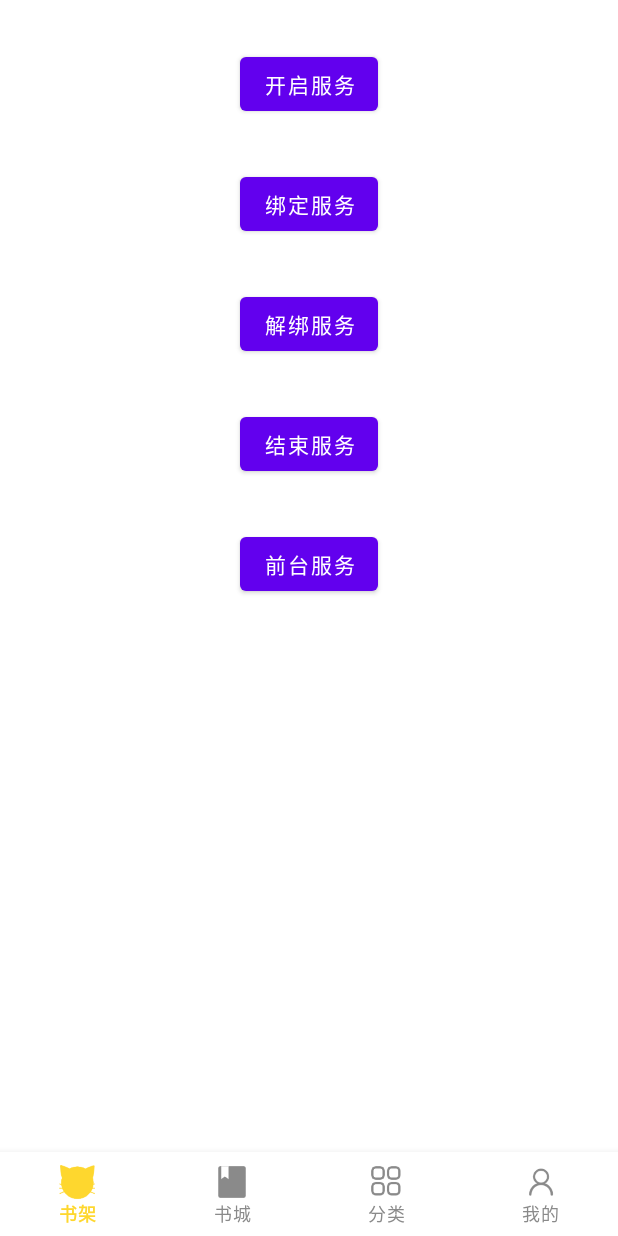
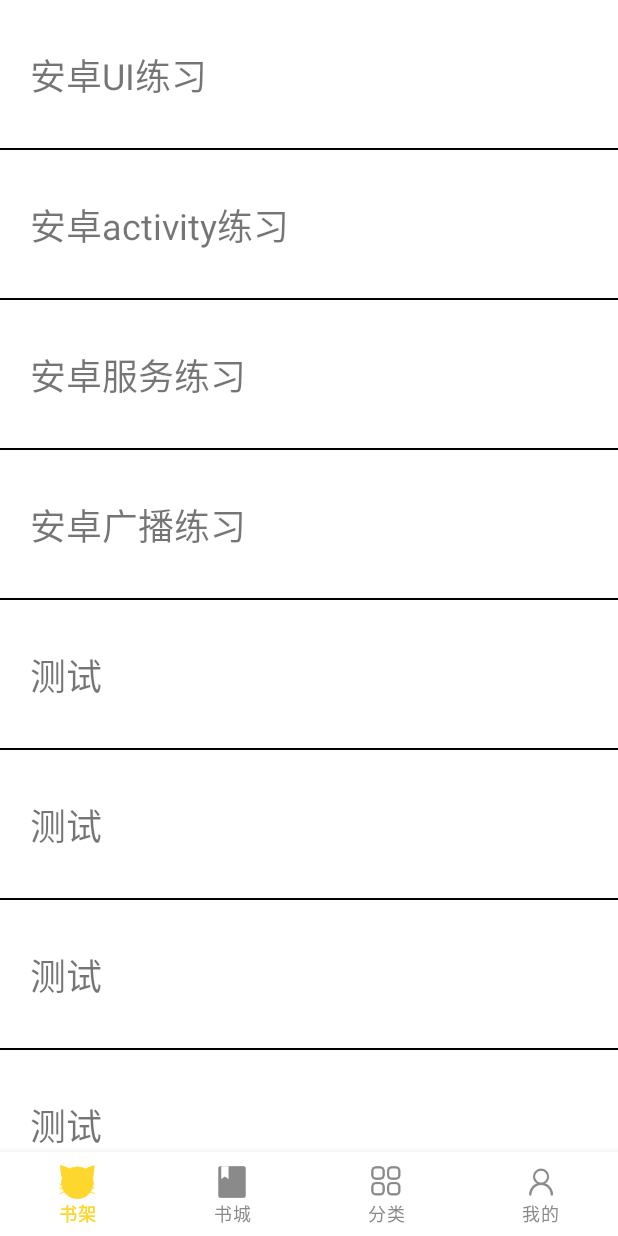
Before and after one commit to jnuwxc/kmTest, an Android app: the screen it shows after launch (MainActivity), on a phone screen of 412 x 824 dp. Run offline under Robolectric (Android 15) with nearby library versions, the phone set to English and light mode, and no system bars.

Commit message:
模块分开，安卓广播学习

```diff
--- a/app/src/main/java/com/example/kmtest/BookSelfFragment.java
+++ b/app/src/main/java/com/example/kmtest/BookSelfFragment.java
@@ -13,14 +13,20 @@ import android.view.LayoutInflater;
 import android.view.View;
 import android.view.ViewGroup;
 import android.widget.Button;
+import android.widget.LinearLayout;
 
 import androidx.annotation.NonNull;
 import androidx.annotation.Nullable;
 import androidx.fragment.app.Fragment;
+import androidx.recyclerview.widget.LinearLayoutManager;
+import androidx.recyclerview.widget.RecyclerView;
+
+import java.util.ArrayList;
 
 public class BookSelfFragment extends Fragment {
 
     private MyService.DownloadBinder downloadBinder;
+    private ArrayList<String> itemNames = new ArrayList<>();
 
     @Nullable
     @Override
@@ -28,47 +34,71 @@ public class BookSelfFragment extends Fragment {
         View view = getLayoutInflater().inflate(R.layout.fragment_book_shelf, container, false);
         Activity activity = getActivity();
 
-        Button startServiceBtn = view.findViewById(R.id.startService);
-        Button bindServiceBtn = view.findViewById(R.id.bindService);
-        Button unbindServiceBtn = view.findViewById(R.id.unBindService);
-        Button stopServiceBtn = view.findViewById(R.id.stopService);
-        Button foregroundBtn = view.findViewById(R.id.foregroundService);
+        initItemNames();
+        RecyclerView.LayoutManager layoutManager = new LinearLayoutManager(activity);
+        RecyclerView recyclerView = view.findViewById(R.id.bookShelfRecyclerView);
+        recyclerView.setLayoutManager(layoutManager);
+        recyclerView.setAdapter(new BookShelfAdapter(itemNames));
 
-        Connection connection = new Connection();
-
-        startServiceBtn.setOnClickListener(v -> {
-            Intent intent = new Intent(activity, MyService.class);
-            activity.startService(intent);
-        });
-        bindServiceBtn.setOnClickListener(v -> {
-            Intent intent = new Intent(activity, MyService.class);
-            activity.bindService(intent, connection, Context.BIND_AUTO_CREATE);
-        });
-        unbindServiceBtn.setOnClickListener(v -> {
-            getContext().unbindService(connection);
-        });
-        stopServiceBtn.setOnClickListener(v -> {
-            Intent intent = new Intent(getContext(), MyService.class);
-            getContext().stopService(intent);
-        });
-        foregroundBtn.setOnClickListener(v -> {
-
-        });
+//        Button startServiceBtn = view.findViewById(R.id.startService);
+//        Button bindServiceBtn = view.findViewById(R.id.bindService);
+//        Button unbindServiceBtn = view.findViewById(R.id.unBindService);
+//        Button stopServiceBtn = view.findViewById(R.id.stopService);
+//        Button foregroundBtn = view.findViewById(R.id.foregroundService);
+//
+//        Connection connection = new Connection();
+//
+//        startServiceBtn.setOnClickListener(v -> {
+//            Intent intent = new Intent(activity, MyService.class);
+//            activity.startService(intent);
+//        });
+//        bindServiceBtn.setOnClickListener(v -> {
+//            Intent intent = new Intent(activity, MyService.class);
+//            activity.bindService(intent, connection, Context.BIND_AUTO_CREATE);
+//        });
+//        unbindServiceBtn.setOnClickListener(v -> {
+//            getContext().unbindService(connection);
+//        });
+//        stopServiceBtn.setOnClickListener(v -> {
+//            Intent intent = new Intent(getContext(), MyService.class);
+//            getContext().stopService(intent);
+//        });
+//        foregroundBtn.setOnClickListener(v -> {
+//
+//        });
         return view;
     }
 
-    class Connection implements ServiceConnection {
+//    class Connection implements ServiceConnection {
+//
+//        @Override
+//        public void onServiceConnected(ComponentName name, IBinder service) {
+//            downloadBinder = (MyService.DownloadBinder) service;
+//            downloadBinder.startDownload();
+//            downloadBinder.getProgress();
+//        }
+//
+//        @Override
+//        public void onServiceDisconnected(ComponentName name) {
+//
+//        }
+//    }
 
-        @Override
-        public void onServiceConnected(ComponentName name, IBinder service) {
-            downloadBinder = (MyService.DownloadBinder) service;
-            downloadBinder.startDownload();
-            downloadBinder.getProgress();
-        }
-
-        @Override
-        public void onServiceDisconnected(ComponentName name) {
-
-        }
+    private void initItemNames() {
+        itemNames.add("安卓UI练习");
+        itemNames.add("安卓activity练习");
+        itemNames.add("安卓服务练习");
+        itemNames.add("安卓广播练习");
+        itemNames.add("测试");
+        itemNames.add("测试");
+        itemNames.add("测试");
+        itemNames.add("测试");
+        itemNames.add("测试");
+        itemNames.add("测试");
+        itemNames.add("测试");
+        itemNames.add("测试");
+        itemNames.add("测试");
+        itemNames.add("测试");
+        itemNames.add("测试");
     }
 }
--- /dev/null
+++ b/app/src/main/java/com/example/kmtest/BookShelfAdapter.java
@@ -0,0 +1,67 @@
+package com.example.kmtest;
+
+import android.content.Intent;
+import android.util.Log;
+import android.view.LayoutInflater;
+import android.view.View;
+import android.view.ViewGroup;
+import android.widget.TextView;
+import androidx.annotation.NonNull;
+import androidx.recyclerview.widget.RecyclerView;
+
+import com.example.kmtest.components.BroadcastActivity;
+
+import java.util.ArrayList;
+
+public class BookShelfAdapter extends RecyclerView.Adapter<BookShelfAdapter.ViewHolder> {
+
+    private static final String TAG = "BookShelfAdapter";
+    private ArrayList<String> itemNames;
+
+    public BookShelfAdapter(ArrayList<String> itemNames) {
+        this.itemNames = itemNames;
+    }
+
+    @NonNull
+    @Override
+    public ViewHolder onCreateViewHolder(@NonNull ViewGroup parent, int viewType) {
+        View view = LayoutInflater.from(parent.getContext()).inflate(R.layout.book_shelf_item, parent, false);
+        ViewHolder viewHolder = new ViewHolder(view);
+        viewHolder.itemNameText.setOnClickListener(v -> {
+            TextView textView = view.findViewById(R.id.itemText);
+            switch (textView.getText().toString().trim()) {
+                case "安卓UI练习":
+                    Log.d(TAG, "onCreateViewHolder: 安卓UI练习" );
+                    break;
+                case "安卓广播练习":
+                    Intent intent = new Intent(parent.getContext(), BroadcastActivity.class);
+                    parent.getContext().startActivity(intent);
+                    break;
+                default:
+                    break;
+            }
+        });
+        return new ViewHolder(view);
+    }
+
+    @Override
+    public void onBindViewHolder(@NonNull ViewHolder holder, int position) {
+        String string = itemNames.get(position);
+        holder.itemNameText.setText(string);
+    }
+
+    @Override
+    public int getItemCount() {
+        return itemNames.size();
+    }
+
+    class ViewHolder extends RecyclerView.ViewHolder{
+
+        TextView itemNameText;
+
+        public ViewHolder(@NonNull View itemView) {
+            super(itemView);
+            itemNameText = itemView.findViewById(R.id.itemText);
+        }
+    }
+}
--- a/app/src/main/res/layout/activity_main.xml
+++ b/app/src/main/res/layout/activity_main.xml
@@ -12,7 +12,7 @@
         android:layout_width="match_parent"
         android:layout_height="0dp"
         app:layout_constraintTop_toTopOf="parent"
-        app:layout_constraintBottom_toBottomOf="parent"
+        app:layout_constraintBottom_toTopOf="@id/bottomNavigation"
         />
 
     <com.google.android.material.bottomnavigation.BottomNavigationView
--- /dev/null
+++ b/app/src/main/res/layout/book_shelf_item.xml
@@ -0,0 +1,24 @@
+<?xml version="1.0" encoding="utf-8"?>
+<androidx.constraintlayout.widget.ConstraintLayout xmlns:android="http://schemas.android.com/apk/res/android"
+    android:layout_width="match_parent"
+    android:layout_height="100dp"
+    xmlns:app="http://schemas.android.com/apk/res-auto">
+
+    <TextView
+        android:id="@+id/itemText"
+        android:text="测试"
+        android:textSize="24sp"
+        android:layout_width="wrap_content"
+        android:layout_height="wrap_content"
+        app:layout_constraintStart_toStartOf="parent"
+        app:layout_constraintTop_toTopOf="parent"
+        app:layout_constraintBottom_toBottomOf="parent"
+        android:layout_marginLeft="20dp"/>
+
+    <View
+        android:layout_width="match_parent"
+        android:layout_height="1dp"
+        android:background="@color/black"
+        app:layout_constraintBottom_toBottomOf="parent"/>
+
+</androidx.constraintlayout.widget.ConstraintLayout>
--- a/app/src/main/res/layout/fragment_book_shelf.xml
+++ b/app/src/main/res/layout/fragment_book_shelf.xml
@@ -6,6 +6,15 @@
     android:layout_width="match_parent"
     android:layout_height="match_parent">
 
+    <androidx.recyclerview.widget.RecyclerView
+        android:id="@+id/bookShelfRecyclerView"
+        android:layout_width="match_parent"
+        android:layout_height="0dp"
+        app:layout_constraintTop_toTopOf="parent"
+        app:layout_constraintBottom_toBottomOf="parent"
+        >
+
+    </androidx.recyclerview.widget.RecyclerView>
 <!--    <ScrollView-->
 <!--        android:layout_width="match_parent"-->
 <!--        android:layout_height="match_parent"-->
@@ -38,53 +47,53 @@
 <!--        </LinearLayout>-->
 <!--    </ScrollView>-->
 
-    <Button
-        android:id="@+id/startService"
-        android:layout_width="wrap_content"
-        android:layout_height="wrap_content"
-        android:layout_marginTop="32dp"
-        android:text="开启服务"
-        app:layout_constraintEnd_toEndOf="parent"
-        app:layout_constraintStart_toStartOf="parent"
-        app:layout_constraintTop_toTopOf="parent" />
+<!--    <Button-->
+<!--        android:id="@+id/startService"-->
+<!--        android:layout_width="wrap_content"-->
+<!--        android:layout_height="wrap_content"-->
+<!--        android:layout_marginTop="32dp"-->
+<!--        android:text="开启服务"-->
+<!--        app:layout_constraintEnd_toEndOf="parent"-->
+<!--        app:layout_constraintStart_toStartOf="parent"-->
+<!--        app:layout_constraintTop_toTopOf="parent" />-->
 
-    <Button
-        android:id="@+id/bindService"
-        android:layout_width="wrap_content"
-        android:layout_height="wrap_content"
-        android:layout_marginTop="32dp"
-        android:text="绑定服务"
-        app:layout_constraintEnd_toEndOf="parent"
-        app:layout_constraintStart_toStartOf="parent"
-        app:layout_constraintTop_toBottomOf="@+id/startService" />
+<!--    <Button-->
+<!--        android:id="@+id/bindService"-->
+<!--        android:layout_width="wrap_content"-->
+<!--        android:layout_height="wrap_content"-->
+<!--        android:layout_marginTop="32dp"-->
+<!--        android:text="绑定服务"-->
+<!--        app:layout_constraintEnd_toEndOf="parent"-->
+<!--        app:layout_constraintStart_toStartOf="parent"-->
+<!--        app:layout_constraintTop_toBottomOf="@+id/startService" />-->
 
-    <Button
-        android:id="@+id/unBindService"
-        android:layout_width="wrap_content"
-        android:layout_height="wrap_content"
-        android:layout_marginTop="32dp"
-        android:text="解绑服务"
-        app:layout_constraintEnd_toEndOf="parent"
-        app:layout_constraintStart_toStartOf="parent"
-        app:layout_constraintTop_toBottomOf="@+id/bindService" />
+<!--    <Button-->
+<!--        android:id="@+id/unBindService"-->
+<!--        android:layout_width="wrap_content"-->
+<!--        android:layout_height="wrap_content"-->
+<!--        android:layout_marginTop="32dp"-->
+<!--        android:text="解绑服务"-->
+<!--        app:layout_constraintEnd_toEndOf="parent"-->
+<!--        app:layout_constraintStart_toStartOf="parent"-->
+<!--        app:layout_constraintTop_toBottomOf="@+id/bindService" />-->
 
-    <Button
-        android:id="@+id/stopService"
-        android:layout_width="wrap_content"
-        android:layout_height="wrap_content"
-        android:layout_marginTop="32dp"
-        android:text="结束服务"
-        app:layout_constraintEnd_toEndOf="parent"
-        app:layout_constraintStart_toStartOf="parent"
-        app:layout_constraintTop_toBottomOf="@+id/unBindService" />
+<!--    <Button-->
+<!--        android:id="@+id/stopService"-->
+<!--        android:layout_width="wrap_content"-->
+<!--        android:layout_height="wrap_content"-->
+<!--        android:layout_marginTop="32dp"-->
+<!--        android:text="结束服务"-->
+<!--        app:layout_constraintEnd_toEndOf="parent"-->
+<!--        app:layout_constraintStart_toStartOf="parent"-->
+<!--        app:layout_constraintTop_toBottomOf="@+id/unBindService" />-->
 
-    <Button
-        android:id="@+id/foregroundService"
-        android:layout_width="wrap_content"
-        android:layout_height="wrap_content"
-        android:text="前台服务"
-        app:layout_constraintStart_toStartOf="parent"
-        app:layout_constraintEnd_toEndOf="parent"
-        app:layout_constraintTop_toBottomOf="@id/stopService"
-        android:layout_marginTop="32dp"/>
+<!--    <Button-->
+<!--        android:id="@+id/foregroundService"-->
+<!--        android:layout_width="wrap_content"-->
+<!--        android:layout_height="wrap_content"-->
+<!--        android:text="前台服务"-->
+<!--        app:layout_constraintStart_toStartOf="parent"-->
+<!--        app:layout_constraintEnd_toEndOf="parent"-->
+<!--        app:layout_constraintTop_toBottomOf="@id/stopService"-->
+<!--        android:layout_marginTop="32dp"/>-->
 </androidx.constraintlayout.widget.ConstraintLayout>
```
Also changed, not shown: app/src/main/AndroidManifest.xml (+10 -1 lines), app/src/main/java/com/example/kmtest/components/BroadcastActivity.java (added, +59 -0 lines), app/src/main/java/com/example/kmtest/components/MyBroadcastReceiver.java (added, +15 -0 lines), app/src/main/res/layout/activity_broadcast.xml (added, +18 -0 lines), 1 other file.
